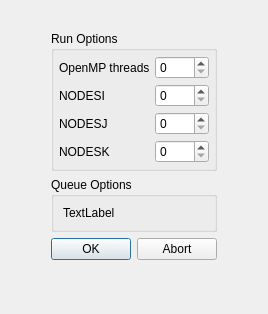
This is gui/uifiles/run_popup.ui in truongd8593/mfix as Qt 5 draws it before an edit. The edited form follows.
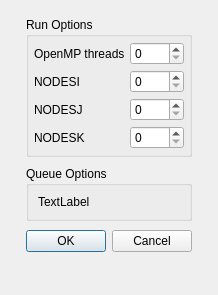
This is the edited form.

Commit message: run dialog basic functionality

```diff
--- a/gui/uifiles/run_popup.ui
+++ b/gui/uifiles/run_popup.ui
@@ -6,8 +6,8 @@
    <rect>
     <x>0</x>
     <y>0</y>
-    <width>268</width>
-    <height>314</height>
+    <width>218</width>
+    <height>295</height>
    </rect>
   </property>
   <property name="windowTitle">
@@ -24,7 +24,10 @@
      </property>
      <layout class="QGridLayout" name="gridLayout">
       <property name="margin">
-       <number>20</number>
+       <number>6</number>
+      </property>
+      <property name="spacing">
+       <number>9</number>
       </property>
       <item row="4" column="0">
        <spacer name="verticalSpacer">
@@ -50,6 +53,9 @@
         <property name="title">
          <string>Run Options</string>
         </property>
+        <property name="flat">
+         <bool>true</bool>
+        </property>
         <layout class="QGridLayout" name="gridLayout_2">
          <property name="margin">
           <number>5</number>
@@ -111,6 +117,9 @@
         <property name="title">
          <string>Queue Options</string>
         </property>
+        <property name="flat">
+         <bool>true</bool>
+        </property>
         <layout class="QGridLayout" name="gridLayout_3">
          <item row="0" column="0">
           <widget class="QLabel" name="label_5">
@@ -125,7 +134,7 @@
       <item row="3" column="0">
        <widget class="QDialogButtonBox" name="buttonBox">
         <property name="standardButtons">
-         <set>QDialogButtonBox::Abort|QDialogButtonBox::Ok</set>
+         <set>QDialogButtonBox::Cancel|QDialogButtonBox::Ok</set>
         </property>
        </widget>
       </item>
```
The commit also changes 2 other files.
